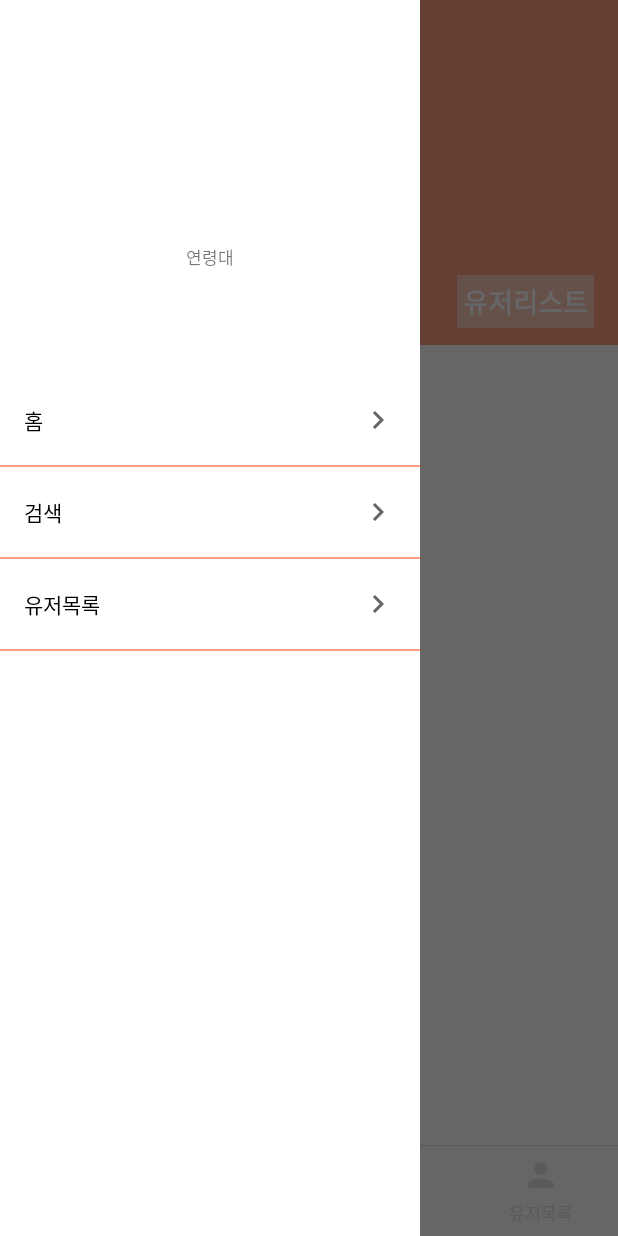
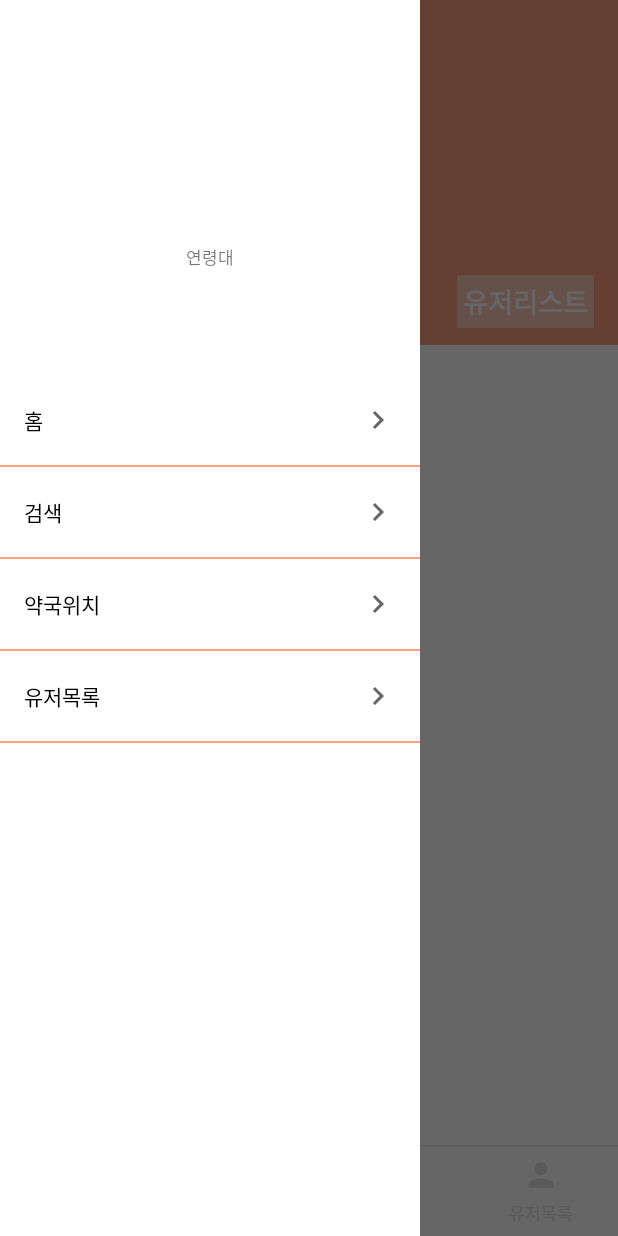
Before and after one commit to J-comet/Medicine, an Android app: the screen it shows after launch (MainActivity), with the side drawer open, on a phone screen of 412 x 824 dp. Run offline under Robolectric (Android 15) with nearby library versions, the phone set to English and light mode, and no system bars.

Commit message:
LeftSlideView 지도 메뉴 추가

```diff
--- a/app/src/main/java/hs/project/medicine/main_content/LeftSlideView.java
+++ b/app/src/main/java/hs/project/medicine/main_content/LeftSlideView.java
@@ -22,7 +22,8 @@ public class LeftSlideView extends ConstraintLayout implements View.OnClickListe
     public interface LeftSlideListener {
         void onHomeClick();
         void onSearchClick();
-        void onTVClick();
+        void onMapClick();
+        void onUserListClick();
     }
 
     public void setLeftMenuEventListener(LeftSlideView.LeftSlideListener listener) {
@@ -52,7 +53,8 @@ public class LeftSlideView extends ConstraintLayout implements View.OnClickListe
 
         binding.llHome.setOnClickListener(this);
         binding.llSearch.setOnClickListener(this);
-        binding.llTv.setOnClickListener(this);
+        binding.llMap.setOnClickListener(this);
+        binding.llUserList.setOnClickListener(this);
     }
 
     @Override
@@ -64,8 +66,11 @@ public class LeftSlideView extends ConstraintLayout implements View.OnClickListe
             case R.id.ll_search:
                 eventListener.onSearchClick();
                 break;
-            case R.id.ll_tv:
-                eventListener.onTVClick();
+            case R.id.ll_map:
+                eventListener.onMapClick();
+                break;
+            case R.id.ll_user_list:
+                eventListener.onUserListClick();
                 break;
         }
 
--- a/app/src/main/res/layout/left_slide_view.xml
+++ b/app/src/main/res/layout/left_slide_view.xml
@@ -114,7 +114,36 @@
                 android:background="@color/color_main_red" />
 
             <LinearLayout
-                android:id="@+id/ll_tv"
+                android:id="@+id/ll_map"
+                android:layout_width="match_parent"
+                android:layout_height="60dp"
+                android:paddingLeft="16dp"
+                android:paddingRight="16dp"
+                android:orientation="horizontal"
+                android:gravity="center_vertical">
+
+                <TextView
+                    android:layout_width="wrap_content"
+                    android:layout_height="wrap_content"
+                    android:layout_weight="1"
+                    android:textSize="14dp"
+                    android:textColor="@color/black"
+                    android:text="@string/str_bottom_menu_map" />
+
+                <ImageView
+                    android:layout_width="wrap_content"
+                    android:layout_height="wrap_content"
+                    android:src="@drawable/ic_arrow_right" />
+
+            </LinearLayout>
+
+            <View
+                android:layout_width="match_parent"
+                android:layout_height="1dp"
+                android:background="@color/color_main_red" />
+
+            <LinearLayout
+                android:id="@+id/ll_user_list"
                 android:layout_width="match_parent"
                 android:layout_height="60dp"
                 android:paddingLeft="16dp"
```
Also changed, not shown: app/src/main/java/hs/project/medicine/activitys/MainActivity.java (+10 -1 lines).
